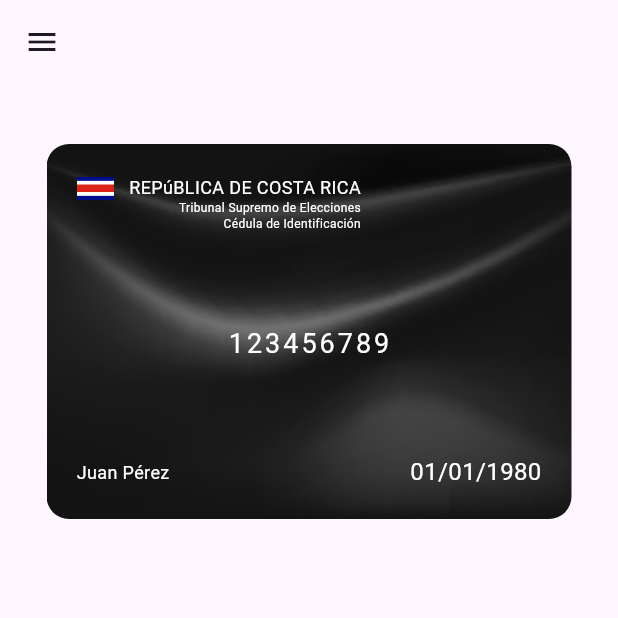
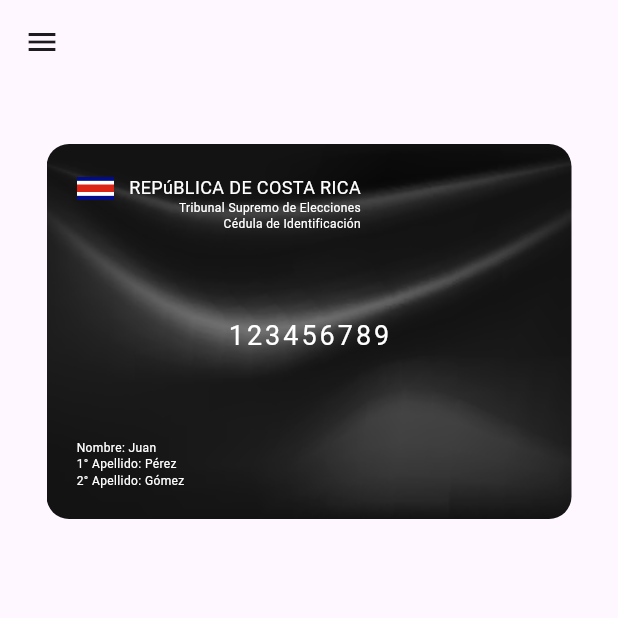
Before and after one commit to AndreyBV5/walletcompass_project, a Flutter app: the Identification screen opened directly, on a phone screen of 412 x 824 dp, the top half of it. Run offline on Flutter 3.47's test engine with Material 3 defaults, Android fonts, the phone set to English and light mode, and no system bars; our stand-ins replace cloud_firestore, firebase_core, flutter_credit_card, progress_state_button, stacked_card_carousel; accounts and stored records are empty.

Commit message:
Update user_identification and identification_card

```diff
--- a/lib/model/identification_card.dart
+++ b/lib/model/identification_card.dart
@@ -5,14 +5,16 @@ class IdentificationCard extends StatelessWidget {
     super.key,
     required this.idNumber,
     required this.holderName,
-    required this.birthDate,
+    required this.firstLastname,
+    required this.secondLastname,
     required this.idBackgroundImageAssetPath,
     required this.logoAssetPath,
   });
 
   final String idNumber;
   final String holderName;
-  final String birthDate;
+  final String firstLastname;
+  final String secondLastname;
   final String idBackgroundImageAssetPath;
   final String logoAssetPath;
 
@@ -86,21 +88,28 @@ class IdentificationCard extends StatelessWidget {
                 ),
               ),
             ),
-            Row( // Coloca holderName y birthDate en la misma fila
-              mainAxisAlignment: MainAxisAlignment.spaceBetween,
+            Column(
+              crossAxisAlignment: CrossAxisAlignment.start,
               children: [
                 Text(
-                  holderName,
+                  'Nombre: $holderName',
                   style: const TextStyle(
                     color: Colors.white,
-                    fontSize: 12,
+                    fontSize: 8,
                   ),
                 ),
                 Text(
-                  birthDate,
+                  '1° Apellido: $firstLastname',
                   style: const TextStyle(
                     color: Colors.white,
-                    fontSize: 16,
+                    fontSize: 8,
+                  ),
+                ),
+                Text(
+                  '2° Apellido: $secondLastname',
+                  style: const TextStyle(
+                    color: Colors.white,
+                    fontSize: 8,
                   ),
                 ),
               ],
--- a/lib/modules_pages/user_identification.dart
+++ b/lib/modules_pages/user_identification.dart
@@ -1,7 +1,6 @@
-
+import 'package:flutter/material.dart';
 import 'package:copia_walletfirebase/model/identification_card.dart';
 import 'package:copia_walletfirebase/modules_pages/some_components/drawer_component.dart';
-import 'package:flutter/material.dart';
 import 'package:stacked_card_carousel/stacked_card_carousel.dart';
 
 class Identification extends StatefulWidget {
@@ -15,8 +14,9 @@ class _IdentificationState extends State<Identification> {
   final List<Widget> idCards = <Widget>[
     const IdentificationCard(
       idNumber: "123456789",
-      holderName: "Juan Pérez",
-      birthDate: "01/01/1980",
+      holderName: "Juan",
+      firstLastname: "Pérez",
+      secondLastname: "Gómez",
       idBackgroundImageAssetPath: "assets/images/card_bg.png",
       logoAssetPath: "assets/images/bandera-costarica.png",
     ),
```
